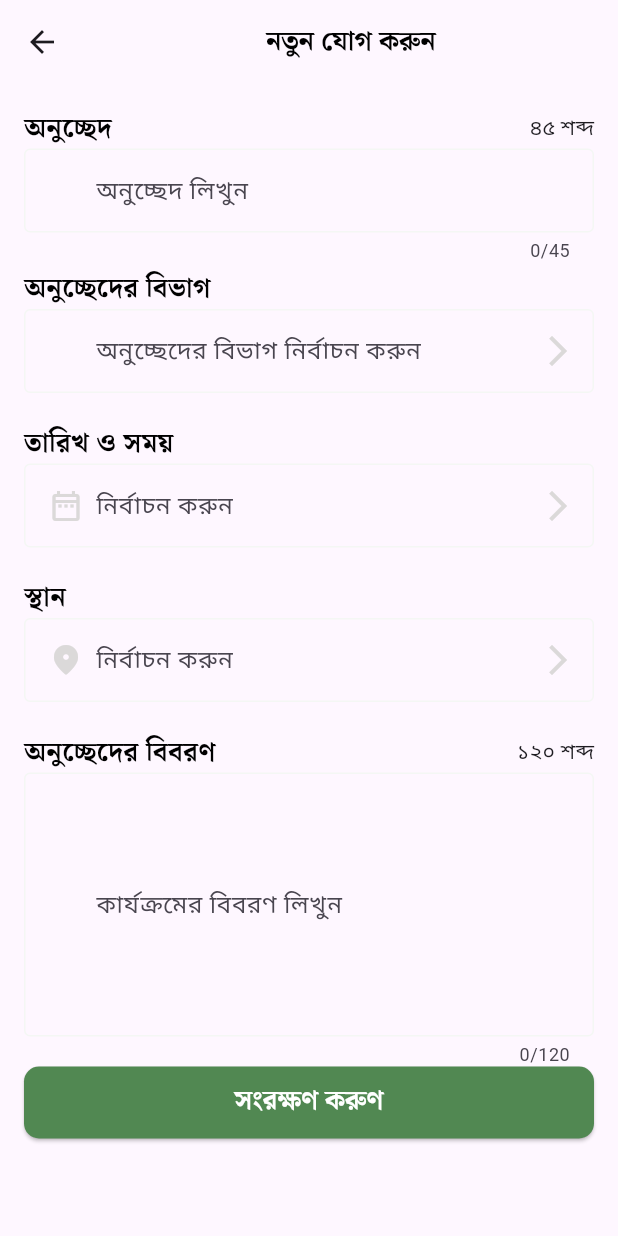
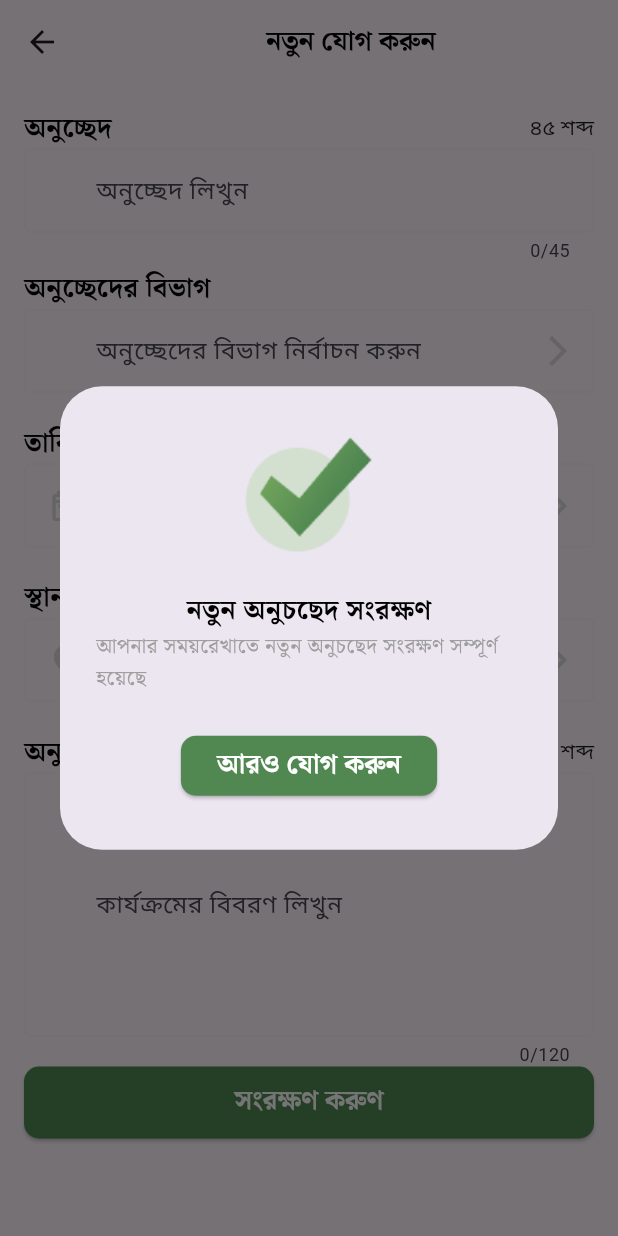
Before and after one commit to zihadsikder/softbd_task_app, a Flutter app: the TestSavingsScreen screen opened directly, after a tap on "সংরক্ষণ করুণ", on a phone screen of 412 x 824 dp. Run offline on Flutter 3.47's test engine with Material 3 defaults, Android fonts, the light colour scheme and no system bars; our stand-ins replace flutter_svg, get, google_fonts; network calls fail.

```diff
--- a/lib/app/core/constants/app_assets.dart
+++ b/lib/app/core/constants/app_assets.dart
@@ -4,6 +4,7 @@ class AppAssets {
   static const String notification= '$imagePath/notification.png';
   static const String map = '$imagePath/map.png';
   static const String camera = '$imagePath/camera.png';
+  static const String mark = '$imagePath/rightmark.png';
   static const String home1 = '$imagePath/Home2.svg';
   static const String home4 = '$imagePath/home1.svg';
   static const String home2 = '$imagePath/Home4.svg';
--- a/lib/app/modules/time/views/screens/test_savings_screen.dart
+++ b/lib/app/modules/time/views/screens/test_savings_screen.dart
@@ -1,6 +1,8 @@
 import 'package:flutter/material.dart';
 import 'package:intl/intl.dart';
+import 'package:softbd_task/app/core/config/app_colors.dart';
 import 'package:softbd_task/app/core/config/app_text_style.dart';
+import 'package:softbd_task/app/core/constants/app_assets.dart';
 import 'package:softbd_task/app/modules/time/views/widgets/text_field_widgets.dart';
 
 class TestSavingsScreen extends StatelessWidget {
@@ -95,7 +97,40 @@ class TestSavingsScreen extends StatelessWidget {
                   width: double.infinity,
                   height: 48,
                   child: ElevatedButton(
-                      onPressed: () {}, child: const Text('সংরক্ষণ করুণ')))
+                      onPressed: () {
+                        showDialog(context: context, builder: (BuildContext context){
+                          return AlertDialog(
+
+                            title: Image.asset(AppAssets.mark,width: 96,height: 96,),
+                            content: Column(
+                              mainAxisSize: MainAxisSize.min,
+                              crossAxisAlignment: CrossAxisAlignment.center,
+                              children: [
+                                 Text('নতুন অনুচছেদ সংরক্ষণ',style: AppTextStyles.headLineStyle(),),
+                               Center(child: Text('আপনার সময়রেখাতে নতুন অনুচছেদ সংরক্ষণ সম্পূর্ণ হয়েছে',style: AppTextStyles.subHeadLineStyle(),)),
+                              ],
+                            ),
+
+                            actions: [
+                              SizedBox(
+                                  width: double.infinity,
+                                  height: 56,
+                                  child: Column(
+                                    children: [
+                                      ElevatedButton(onPressed: (){
+                                        Navigator.of(context).pop();
+                                      }, child: Text('আরও যোগ করুন',style: AppTextStyles.headLineStyle(color: AppColors.bgColor),)),
+                                    ],
+                                  ))
+
+                            ],
+
+                          );
+
+                        });
+
+
+                      }, child: const Text('সংরক্ষণ করুণ')))
             ],
           ),
         ),
--- a/lib/app/modules/time/views/widgets/text_field_widgets.dart
+++ b/lib/app/modules/time/views/widgets/text_field_widgets.dart
@@ -44,6 +44,7 @@ class TestFieldWidget extends StatelessWidget {
         TextFormField(
           maxLength: maxLength,
           maxLines: maxLines,
+
           decoration: InputDecoration(
 
             //hintText: hintText,
```
Also changed, not shown: lib/app/modules/time/controllers/time_controller.dart (+70 -0 lines), lib/app/modules/time/views/time_view.dart (+49 -7 lines), assets/rightmark.png (added).
